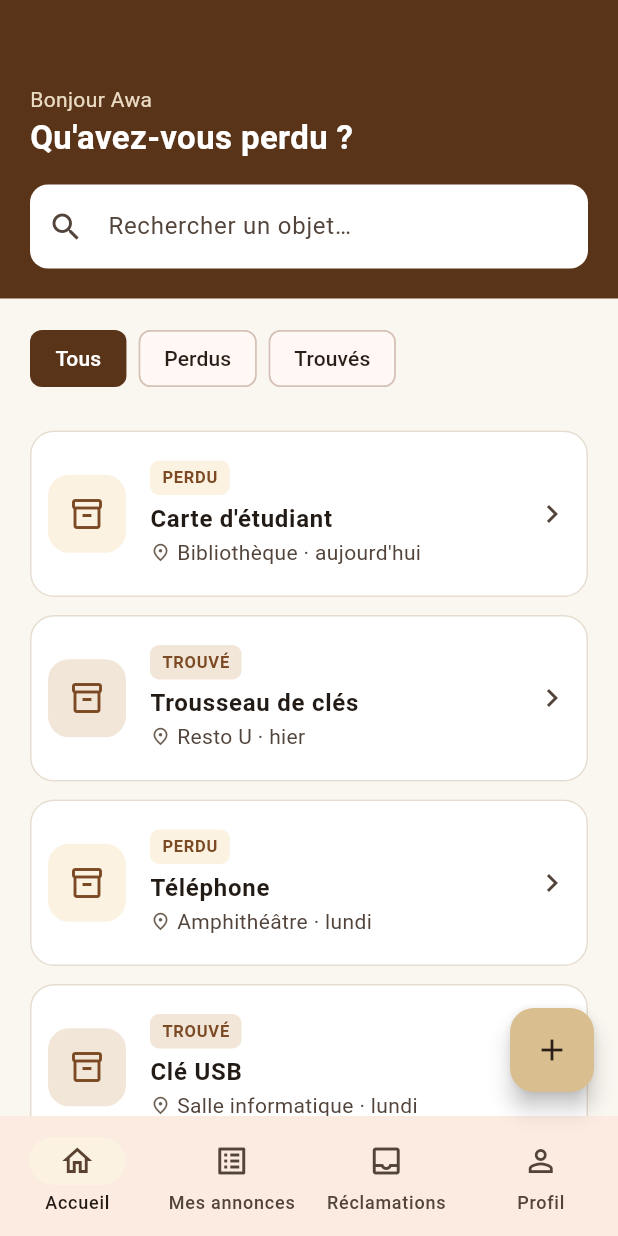
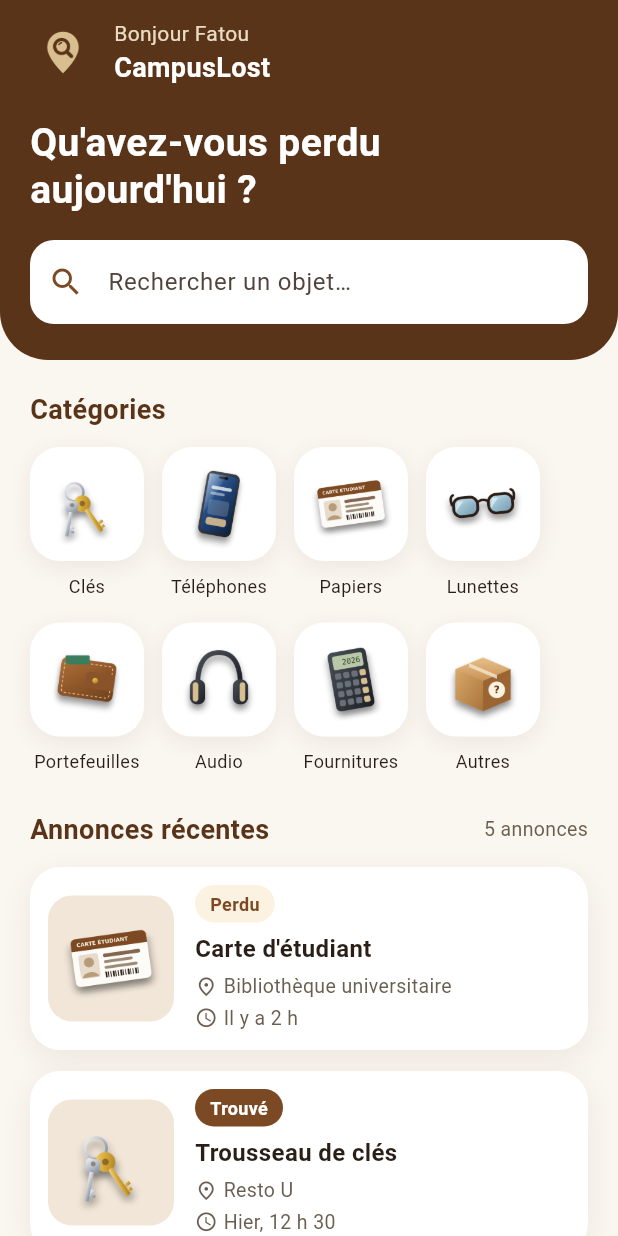
Before and after one commit to Fatou-fa/CampusLost, a Flutter app: the screen it shows after launch, on a phone screen of 412 x 824 dp. Run offline on Flutter 3.47's test engine with Material 3 defaults, Android fonts, the phone set to English and light mode, and no system bars.

Commit message:
Ajout des pages Inscription et Accueil

```diff
--- a/lib/screens/accueil_screen.dart
+++ b/lib/screens/accueil_screen.dart
@@ -4,7 +4,7 @@ import '../models/annonce_model.dart';
 import '../theme/couleurs.dart';
 import '../widgets/annonce_card.dart';
 
-/// Écran d'accueil : recherche, filtres et liste des annonces récentes.
+/// Écran d'accueil : recherche, bannière, catégories et annonces récentes.
 class AccueilScreen extends StatefulWidget {
   const AccueilScreen({super.key});
 
@@ -13,11 +13,20 @@ class AccueilScreen extends StatefulWidget {
 }
 
 class _AccueilScreenState extends State<AccueilScreen> {
-  // Filtre sélectionné : 'tous', 'perdu' ou 'trouve'
-  String filtre = 'tous';
-
   // Texte tapé dans la barre de recherche
   String recherche = '';
+
+  // Catégories affichées en haut : [libellé, image]
+  final List<List<String>> categories = [
+    ['Clés', 'assets/images/objets/cles.png'],
+    ['Téléphones', 'assets/images/objets/telephone.png'],
+    ['Papiers', 'assets/images/objets/carte.png'],
+    ['Lunettes', 'assets/images/objets/lunettes.png'],
+    ['Portefeuilles', 'assets/images/objets/portefeuille.png'],
+    ['Audio', 'assets/images/objets/ecouteurs.png'],
+    ['Fournitures', 'assets/images/objets/calculatrice.png'],
+    ['Autres', 'assets/images/objets/autres.png'], // tout ce qui n'entre pas ailleurs
+  ];
 
   // Données d'exemple, en attendant l'API PHP
   final List<Annonce> annonces = [
@@ -27,9 +36,10 @@ class _AccueilScreenState extends State<AccueilScreen> {
       description: '',
       type: 'perdu',
       statut: 'active',
-      date: "aujourd'hui",
+      photoUrl: 'assets/images/objets/carte.png',
+      date: 'Il y a 2 h',
       categorie: 'Papiers',
-      lieu: 'Bibliothèque',
+      lieu: 'Bibliothèque universitaire',
       auteurId: 1,
       auteurNom: 'Awa N.',
     ),
@@ -39,7 +49,8 @@ class _AccueilScreenState extends State<AccueilScreen> {
       description: '',
       type: 'trouve',
       statut: 'active',
-      date: 'hier',
+      photoUrl: 'assets/images/objets/cles.png',
+      date: 'Hier, 12 h 30',
       categorie: 'Clés',
       lieu: 'Resto U',
       auteurId: 2,
@@ -47,74 +58,155 @@ class _AccueilScreenState extends State<AccueilScreen> {
     ),
     Annonce(
       id: 3,
-      titre: 'Téléphone',
+      titre: 'Smartphone bleu',
       description: '',
       type: 'perdu',
       statut: 'active',
-      date: 'lundi',
+      photoUrl: 'assets/images/objets/telephone.png',
+      date: 'Lundi',
       categorie: 'Électronique',
-      lieu: 'Amphithéâtre',
+      lieu: 'Amphithéâtre A',
       auteurId: 3,
       auteurNom: 'Ibrahima S.',
     ),
     Annonce(
       id: 4,
-      titre: 'Clé USB',
+      titre: 'Lunettes de vue',
       description: '',
       type: 'trouve',
       statut: 'active',
-      date: 'lundi',
-      categorie: 'Électronique',
+      photoUrl: 'assets/images/objets/lunettes.png',
+      date: 'Lundi',
+      categorie: 'Lunettes',
       lieu: 'Salle informatique',
       auteurId: 2,
       auteurNom: 'Moussa D.',
+    ),
+    Annonce(
+      id: 5,
+      titre: 'Portefeuille marron',
+      description: '',
+      type: 'trouve',
+      statut: 'active',
+      photoUrl: 'assets/images/objets/portefeuille.png',
+      date: 'Dimanche',
+      categorie: 'Portefeuilles',
+      lieu: 'Terrain de sport',
+      auteurId: 4,
+      auteurNom: 'Khady F.',
     ),
   ];
 
   @override
   Widget build(BuildContext context) {
-    // On garde seulement les annonces qui correspondent au filtre ET à la recherche
-    final resultats = annonces.where((a) {
-      final bonType = filtre == 'tous' || a.type == filtre;
-      final bonTexte = a.titre.toLowerCase().contains(recherche.toLowerCase());
-      return bonType && bonTexte;
-    }).toList();
+    // On garde les annonces dont le titre contient le texte recherché
+    final resultats = annonces
+        .where((a) => a.titre.toLowerCase().contains(recherche.toLowerCase()))
+        .toList();
 
     return Scaffold(
       backgroundColor: Couleurs.fond,
-      body: Column(
+      // ListView : toute la page défile, en-tête compris
+      body: ListView(
+        padding: EdgeInsets.zero,
         children: [
-          // ---------- En-tête marron ----------
-          Container(
-            width: double.infinity,
+          _enTete(),
+          const SizedBox(height: 20),
+          _titreSection('Catégories'),
+          const SizedBox(height: 12),
+          _listeCategories(),
+          const SizedBox(height: 24),
+          _titreSection('Annonces récentes', detail: '${resultats.length} annonces'),
+          const SizedBox(height: 12),
+
+          // ---------- Liste des annonces ----------
+          if (resultats.isEmpty)
+            const Padding(
+              padding: EdgeInsets.all(32),
+              child: Text(
+                'Aucune annonce ne correspond à votre recherche.',
+                textAlign: TextAlign.center,
+                style: TextStyle(color: Couleurs.texteDiscret),
+              ),
+            )
+          else
+            for (final annonce in resultats)
+              Padding(
+                padding: const EdgeInsets.fromLTRB(20, 0, 20, 14),
+                child: AnnonceCard(annonce: annonce),
+              ),
+          const SizedBox(height: 24),
+        ],
+      ),
+
+    );
+  }
+
+  /// En-tête marron arrondi : logo, salutation et barre de recherche.
+  Widget _enTete() {
+    return Container(
+      padding: const EdgeInsets.fromLTRB(20, 0, 20, 24),
+      decoration: const BoxDecoration(
         color: Couleurs.marronFonce,
-            padding: const EdgeInsets.fromLTRB(20, 56, 20, 20),
+        borderRadius: BorderRadius.vertical(bottom: Radius.circular(32)),
+      ),
+      child: SafeArea(
+        bottom: false,
         child: Column(
           crossAxisAlignment: CrossAxisAlignment.start,
           children: [
-                const Text(
-                  'Bonjour Awa',
-                  style: TextStyle(color: Color(0xFFEADCC4)),
+            const SizedBox(height: 12),
+            Row(
+              children: [
+                ClipRRect(
+                  borderRadius: BorderRadius.circular(12),
+                  child: Image.asset('assets/images/icone_app.png',
+                      width: 44, height: 44),
                 ),
-                const Text(
-                  "Qu'avez-vous perdu ?",
+                const SizedBox(width: 12),
+                const Expanded(
+                  child: Column(
+                    crossAxisAlignment: CrossAxisAlignment.start,
+                    children: [
+                      Text(
+                        'Bonjour Fatou',
+                        style: TextStyle(color: Color(0xFFEADCC4), fontSize: 14),
+                      ),
+                      Text(
+                        'CampusLost',
                         style: TextStyle(
                           color: Colors.white,
-                    fontSize: 22,
+                          fontSize: 18,
                           fontWeight: FontWeight.bold,
                         ),
                       ),
-                const SizedBox(height: 16),
+                    ],
+                  ),
+                ),
+              ],
+            ),
+            const SizedBox(height: 22),
+            const Text(
+              "Qu'avez-vous perdu\naujourd'hui ?",
+              style: TextStyle(
+                color: Colors.white,
+                fontSize: 26,
+                height: 1.2,
+                fontWeight: FontWeight.bold,
+              ),
+            ),
+            const SizedBox(height: 18),
             // Barre de recherche
             TextField(
               onChanged: (texte) => setState(() => recherche = texte),
               decoration: InputDecoration(
                 hintText: 'Rechercher un objet…',
-                    prefixIcon: const Icon(Icons.search),
+                prefixIcon: const Icon(Icons.search, color: Couleurs.marron),
                 filled: true,
                 fillColor: Colors.white,
+                contentPadding: const EdgeInsets.symmetric(vertical: 16),
                 border: OutlineInputBorder(
-                      borderRadius: BorderRadius.circular(12),
+                  borderRadius: BorderRadius.circular(16),
                   borderSide: BorderSide.none,
                 ),
               ),
@@ -122,81 +214,73 @@ class _AccueilScreenState extends State<AccueilScreen> {
           ],
         ),
       ),
+    );
+  }
 
-          // ---------- Puces de filtre ----------
-          Padding(
-            padding: const EdgeInsets.fromLTRB(20, 16, 20, 4),
+  /// Titre de section, avec un petit texte à droite si besoin.
+  Widget _titreSection(String titre, {String? detail}) {
+    return Padding(
+      padding: const EdgeInsets.symmetric(horizontal: 20),
       child: Row(
+        mainAxisAlignment: MainAxisAlignment.spaceBetween,
         children: [
-                _puce('Tous', 'tous'),
-                _puce('Perdus', 'perdu'),
-                _puce('Trouvés', 'trouve'),
-              ],
+          Text(
+            titre,
+            style: const TextStyle(
+              fontSize: 18,
+              fontWeight: FontWeight.bold,
+              color: Couleurs.marronFonce,
             ),
           ),
-
-          // ---------- Liste des annonces ----------
-          Expanded(
-            child: resultats.isEmpty
-                ? const Center(child: Text('Aucune annonce trouvée'))
-                : ListView.builder(
-                    padding: const EdgeInsets.all(20),
-                    itemCount: resultats.length,
-                    itemBuilder: (context, index) => Padding(
-                      padding: const EdgeInsets.only(bottom: 12),
-                      child: AnnonceCard(
-                        annonce: resultats[index],
-                        onTap: () {
-                          // Plus tard : ouvrir l'écran de détail
-                        },
-                      ),
-                    ),
-                  ),
-          ),
-        ],
-      ),
-
-      // ---------- Bouton « + » pour publier ----------
-      floatingActionButton: FloatingActionButton(
-        backgroundColor: Couleurs.beige,
-        foregroundColor: Couleurs.texte,
-        onPressed: () {
-          // Plus tard : ouvrir l'écran « Publier une annonce »
-        },
-        child: const Icon(Icons.add),
-      ),
-
-      // ---------- Barre de navigation ----------
-      bottomNavigationBar: NavigationBar(
-        selectedIndex: 0,
-        indicatorColor: Couleurs.beigeClair,
-        destinations: const [
-          NavigationDestination(
-              icon: Icon(Icons.home_outlined), label: 'Accueil'),
-          NavigationDestination(
-              icon: Icon(Icons.list_alt), label: 'Mes annonces'),
-          NavigationDestination(
-              icon: Icon(Icons.inbox_outlined), label: 'Réclamations'),
-          NavigationDestination(
-              icon: Icon(Icons.person_outline), label: 'Profil'),
+          if (detail != null)
+            Text(detail,
+                style: const TextStyle(fontSize: 13, color: Couleurs.texteDiscret)),
         ],
       ),
     );
   }
 
-  /// Crée une puce de filtre. Elle est marron quand elle est sélectionnée.
-  Widget _puce(String texte, String valeur) {
-    final selectionnee = filtre == valeur;
+  /// Catégories affichées en grille : si elles ne tiennent pas sur une ligne,
+  /// elles passent à la ligne suivante (Wrap), sans défilement horizontal.
+  Widget _listeCategories() {
     return Padding(
-      padding: const EdgeInsets.only(right: 8),
-      child: ChoiceChip(
-        label: Text(texte),
-        selected: selectionnee,
-        selectedColor: Couleurs.marronFonce,
-        showCheckmark: false,
-        labelStyle:
-            TextStyle(color: selectionnee ? Colors.white : Couleurs.texte),
-        onSelected: (_) => setState(() => filtre = valeur),
+      padding: const EdgeInsets.symmetric(horizontal: 20),
+      child: Wrap(
+        spacing: 12, // espace horizontal entre deux catégories
+        runSpacing: 16, // espace vertical entre deux lignes
+        children: [
+          for (final categorie in categories)
+            SizedBox(
+              width: 76,
+              child: Column(
+                children: [
+                  Container(
+                    width: 76,
+                    height: 76,
+                    padding: const EdgeInsets.all(8),
+                    decoration: BoxDecoration(
+                      color: Colors.white,
+                      borderRadius: BorderRadius.circular(20),
+                      boxShadow: [
+                        BoxShadow(
+                          color: Couleurs.marronFonce.withValues(alpha: 0.08),
+                          blurRadius: 12,
+                          offset: const Offset(0, 4),
+                        ),
+                      ],
+                    ),
+                    child: Image.asset(categorie[1], fit: BoxFit.contain),
+                  ),
+                  const SizedBox(height: 8),
+                  Text(
+                    categorie[0],
+                    textAlign: TextAlign.center,
+                    style: const TextStyle(fontSize: 12, color: Couleurs.texte),
+                  ),
+                ],
+              ),
+            ),
+        ],
       ),
     );
   }
--- /dev/null
+++ b/lib/screens/inscription_screen.dart
@@ -0,0 +1,105 @@
+import 'package:flutter/material.dart';
+
+import '../theme/couleurs.dart';
+
+/// Écran 3 : création d'un compte.
+///
+/// L'utilisateur ne s'inscrit qu'une seule fois : ensuite, l'application
+/// le garde connecté.
+class InscriptionScreen extends StatelessWidget {
+  const InscriptionScreen({super.key});
+
+  @override
+  Widget build(BuildContext context) {
+    return Scaffold(
+      backgroundColor: Couleurs.fond,
+      appBar: AppBar(
+        backgroundColor: Couleurs.fond,
+        title: const Text(
+          'Créer un compte',
+          style: TextStyle(
+            color: Couleurs.marronFonce,
+            fontWeight: FontWeight.bold,
+          ),
+        ),
+      ),
+      // SingleChildScrollView : le formulaire défile quand le clavier s'ouvre
+      body: SingleChildScrollView(
+        padding: const EdgeInsets.all(24),
+        child: Column(
+          crossAxisAlignment: CrossAxisAlignment.stretch,
+          children: [
+            const Text(
+              "Une seule fois : ensuite, l'application vous garde connecté(e).",
+              style: TextStyle(color: Couleurs.texteDiscret),
+            ),
+            const SizedBox(height: 24),
+
+            // Prénom et nom côte à côte
+            Row(
+              children: [
+                Expanded(child: _champ('Prénom', 'Awa')),
+                const SizedBox(width: 12),
+                Expanded(child: _champ('Nom', 'Ndiaye')),
+              ],
+            ),
+            const SizedBox(height: 16),
+            _champ('Téléphone', '77 000 00 00', clavier: TextInputType.phone),
+            const SizedBox(height: 16),
+            _champ('Email', 'prenom.nom@ugb.edu.sn',
+                clavier: TextInputType.emailAddress),
+            const SizedBox(height: 16),
+            _champ('Mot de passe', '8 caractères minimum', cache: true),
+            const SizedBox(height: 32),
+
+            // Bouton principal
+            ElevatedButton(
+              onPressed: () {
+                // Plus tard : envoyer l'inscription à l'API
+              },
+              style: ElevatedButton.styleFrom(
+                backgroundColor: Couleurs.marron,
+                foregroundColor: Colors.white,
+                minimumSize: const Size.fromHeight(52),
+                shape: RoundedRectangleBorder(
+                  borderRadius: BorderRadius.circular(14),
+                ),
+              ),
+              child: const Text(
+                'Créer mon compte',
+                style: TextStyle(fontSize: 16, fontWeight: FontWeight.w600),
+              ),
+            ),
+            const SizedBox(height: 16),
+            const Text(
+              "Votre numéro n'est visible que des utilisateurs connectés.",
+              textAlign: TextAlign.center,
+              style: TextStyle(fontSize: 12, color: Couleurs.texteDiscret),
+            ),
+          ],
+        ),
+      ),
+    );
+  }
+
+  /// Crée un champ de saisie avec son libellé.
+  /// [cache] masque le texte (mot de passe), [clavier] choisit le type de clavier.
+  Widget _champ(
+    String libelle,
+    String exemple, {
+    bool cache = false,
+    TextInputType clavier = TextInputType.text,
+  }) {
+    return TextField(
+      obscureText: cache,
+      keyboardType: clavier,
+      decoration: InputDecoration(
+        labelText: libelle,
+        hintText: exemple,
+        filled: true,
+        fillColor: Colors.white,
+        border: OutlineInputBorder(borderRadius: BorderRadius.circular(12)),
+      ),
+    );
+  }
+}
--- a/lib/widgets/annonce_card.dart
+++ b/lib/widgets/annonce_card.dart
@@ -3,78 +3,118 @@ import 'package:flutter/material.dart';
 import '../models/annonce_model.dart';
 import '../theme/couleurs.dart';
 
-/// Carte affichant le résumé d'une annonce dans une liste.
+/// Carte d'une annonce (affichage seul) : photo de l'objet, badge
+/// Perdu / Trouvé, titre, lieu et date.
 class AnnonceCard extends StatelessWidget {
   final Annonce annonce;
-  final VoidCallback? onTap; // action au clic (ouvrir le détail)
-
-  const AnnonceCard({super.key, required this.annonce, this.onTap});
+  const AnnonceCard({super.key, required this.annonce});
 
   @override
   Widget build(BuildContext context) {
-    // Beige clair pour « perdu », beige plus soutenu pour « trouvé »
-    final couleurBadge =
-        annonce.estPerdue ? Couleurs.beigeClair : Couleurs.beigeTrouve;
-    final texteBadge = annonce.estPerdue ? 'PERDU' : 'TROUVÉ';
+    // Perdu : beige clair et texte brun ; Trouvé : marron et texte blanc
+    final fondBadge = annonce.estPerdue ? Couleurs.beigeClair : Couleurs.marron;
+    final texteBadge = annonce.estPerdue ? Couleurs.marron : Colors.white;
 
-    return Card(
+    return Container(
+      decoration: BoxDecoration(
         color: Colors.white,
-      elevation: 0,
-      margin: EdgeInsets.zero,
-      shape: RoundedRectangleBorder(
+        borderRadius: BorderRadius.circular(20),
+        // Ombre douce : la carte semble posée sur la page
+        boxShadow: [
+          BoxShadow(
+            color: Couleurs.marronFonce.withValues(alpha: 0.08),
+            blurRadius: 16,
+            offset: const Offset(0, 6),
+          ),
+        ],
+      ),
+      child: Padding(
+          padding: const EdgeInsets.all(12),
+          child: Row(
+            children: [
+              // ---------- Photo de l'objet ----------
+              Container(
+                width: 84,
+                height: 84,
+                padding: const EdgeInsets.all(6),
+                decoration: BoxDecoration(
+                  color: Couleurs.beigeTrouve,
                   borderRadius: BorderRadius.circular(16),
-        side: const BorderSide(color: Couleurs.bordure),
                 ),
-      child: ListTile(
-        onTap: onTap,
-        contentPadding: const EdgeInsets.all(12),
-        // Icône à gauche
-        leading: Container(
-          width: 52,
-          height: 52,
-          decoration: BoxDecoration(
-            color: couleurBadge,
-            borderRadius: BorderRadius.circular(14),
+                child: annonce.photoUrl != null
+                    ? Image.asset(annonce.photoUrl!, fit: BoxFit.contain)
+                    : const Icon(Icons.inventory_2_outlined,
+                        color: Couleurs.marron, size: 36),
               ),
-          child: const Icon(Icons.inventory_2_outlined, color: Couleurs.marron),
-        ),
-        // Badge + titre
-        title: Column(
+              const SizedBox(width: 14),
+
+              // ---------- Textes ----------
+              Expanded(
+                child: Column(
                   crossAxisAlignment: CrossAxisAlignment.start,
                   children: [
+                    // Badge Perdu / Trouvé
                     Container(
-              padding: const EdgeInsets.symmetric(horizontal: 8, vertical: 3),
+                      padding: const EdgeInsets.symmetric(
+                          horizontal: 10, vertical: 4),
                       decoration: BoxDecoration(
-                color: couleurBadge,
-                borderRadius: BorderRadius.circular(6),
+                        color: fondBadge,
+                        borderRadius: BorderRadius.circular(20),
                       ),
                       child: Text(
-                texteBadge,
-                style: const TextStyle(
-                  fontSize: 11,
+                        annonce.estPerdue ? 'Perdu' : 'Trouvé',
+                        style: TextStyle(
+                          fontSize: 12,
                           fontWeight: FontWeight.bold,
-                  color: Couleurs.marron,
+                          color: texteBadge,
                         ),
                       ),
                     ),
-            const SizedBox(height: 4),
+                    const SizedBox(height: 6),
                     Text(
                       annonce.titre,
-              style: const TextStyle(fontSize: 16, fontWeight: FontWeight.w600),
+                      style: const TextStyle(
+                        fontSize: 16,
+                        fontWeight: FontWeight.bold,
+                        color: Couleurs.texte,
+                      ),
+                    ),
+                    const SizedBox(height: 4),
+                    // Lieu
+                    Row(
+                      children: [
+                        const Icon(Icons.place_outlined,
+                            size: 15, color: Couleurs.texteDiscret),
+                        const SizedBox(width: 4),
+                        Flexible(
+                          child: Text(
+                            annonce.lieu,
+                            overflow: TextOverflow.ellipsis,
+                            style: const TextStyle(
+                                fontSize: 13, color: Couleurs.texteDiscret),
+                          ),
                         ),
                       ],
                     ),
-        // Lieu et date
-        subtitle: Row(
+                    const SizedBox(height: 2),
+                    // Date
+                    Row(
                       children: [
-            const Icon(Icons.place_outlined,
-                size: 14, color: Couleurs.texteDiscret),
+                        const Icon(Icons.schedule,
+                            size: 15, color: Couleurs.texteDiscret),
                         const SizedBox(width: 4),
-            // Flexible : le texte passe à la ligne au lieu de déborder
-            Flexible(child: Text('${annonce.lieu} · ${annonce.date}')),
+                        Text(
+                          annonce.date,
+                          style: const TextStyle(
+                              fontSize: 13, color: Couleurs.texteDiscret),
+                        ),
                       ],
                     ),
-        trailing: const Icon(Icons.chevron_right),
+                  ],
+                ),
+              ),
+            ],
+          ),
       ),
     );
   }
--- a/pubspec.yaml
+++ b/pubspec.yaml
@@ -57,6 +57,11 @@ flutter:
   # the material Icons class.
   uses-material-design: true
 
+  # Images de l'application (logo CampusLost)
+  assets:
+    - assets/images/
+    - assets/images/objets/
+
   # To add assets to your application, add an assets section, like this:
   # assets:
   #   - images/a_dot_burr.jpeg
```
Also changed, not shown: assets/images/icone_app.png (added), assets/images/objets/autres.png (added), assets/images/objets/calculatrice.png (added), assets/images/objets/carte.png (added), assets/images/objets/choix_perdu.png (added), assets/images/objets/choix_trouve.png (added), assets/images/objets/cles.png (added), assets/images/objets/ecouteurs.png (added), assets/images/objets/lunettes.png (added), assets/images/objets/parapluie.png (added), assets/images/objets/portefeuille.png (added), assets/images/objets/telephone.png (added). Lines whose indentation alone changed are shown as unchanged.
